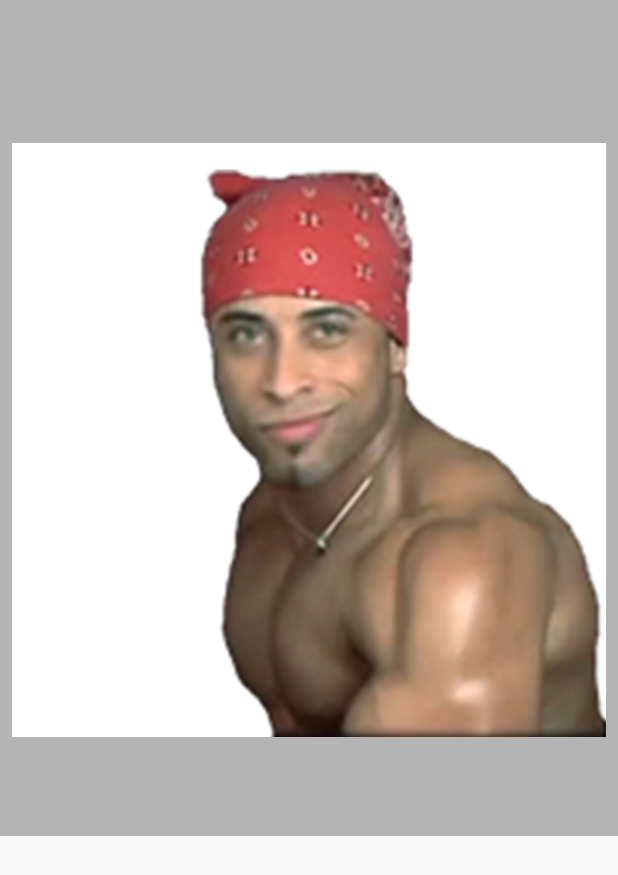
After one commit to sk1ly/KekTestApp, an Android app: the layout ricardo_with_kek_toast.xml on its own in the app's theme, with its tools: preview values and no code run, on a phone screen of 412 x 824 dp. The commit adds this screen. Shown: the top 875 px of the screen. Run offline under Robolectric (Android 15) with nearby library versions, the phone set to English and light mode, and no system bars.

Commit message:
Поправил отображение Рикардо с текстом

```diff
--- /dev/null
+++ b/app/src/main/res/layout/ricardo_with_kek_toast.xml
@@ -0,0 +1,23 @@
+<?xml version="1.0" encoding="utf-8"?>
+<LinearLayout xmlns:android="http://schemas.android.com/apk/res/android"
+    android:id="@+id/ricardo_with_kek_toast_container"
+    android:layout_width="wrap_content"
+    android:layout_height="wrap_content"
+    android:background="#DAAA"
+    android:orientation="vertical"
+    android:padding="8dp">
+
+    <TextView
+        android:id="@+id/kek_word"
+        android:layout_width="wrap_content"
+        android:layout_height="wrap_content"
+        android:layout_gravity="center_horizontal"
+        android:textAppearance="@style/TextAppearance.AppCompat.Large"/>
+
+    <ImageView
+        android:layout_width="wrap_content"
+        android:layout_height="wrap_content"
+        android:src="@drawable/ricardo" />
+
+
+</LinearLayout>
```
Also changed, not shown: app/src/main/java/ru/sk1ly/firstapp/MainActivity.java (+13 -8 lines), 2 other files.
